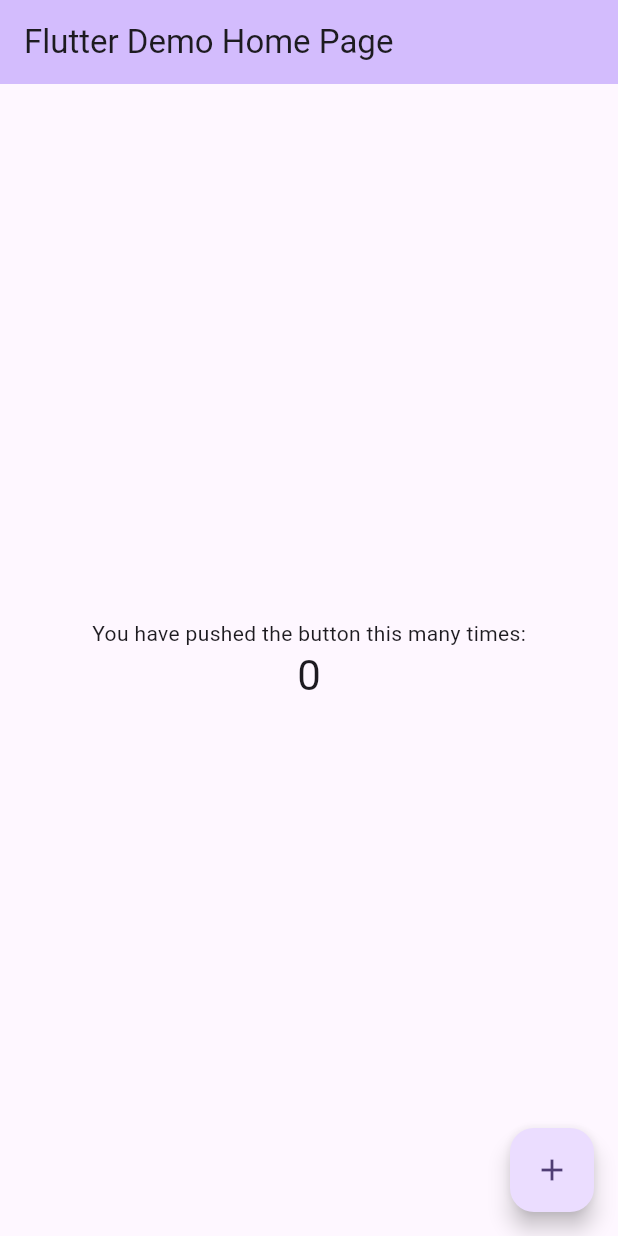
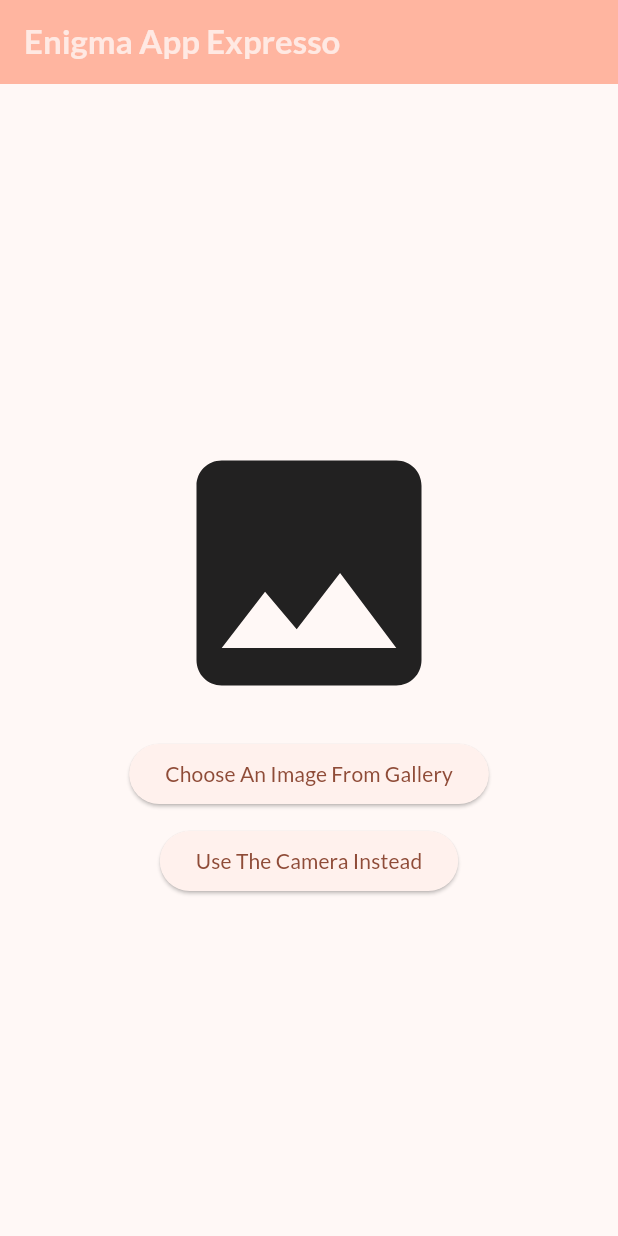
Before and after one commit to Chi-naza/crop_disease_checker, a Flutter app: the screen it shows after launch, on a phone screen of 412 x 824 dp. Run offline on Flutter 3.47's test engine with Material 3 defaults, Android fonts, the phone set to English and light mode, and no system bars; our stand-ins replace google_fonts, image_picker.

Commit message:
Added image picker and set up project

```diff
--- a/lib/main.dart
+++ b/lib/main.dart
@@ -1,4 +1,7 @@
+import 'dart:io';
 import 'package:flutter/material.dart';
+import 'package:google_fonts/google_fonts.dart';
+import 'package:image_picker/image_picker.dart';
 
 void main() {
   runApp(const MyApp());
@@ -11,115 +14,116 @@
   @override
   Widget build(BuildContext context) {
     return MaterialApp(
-      title: 'Flutter Demo',
+      title: 'Disease Detector',
       theme: ThemeData(
-        // This is the theme of your application.
-        //
-        // TRY THIS: Try running your application with "flutter run". You'll see
-        // the application has a purple toolbar. Then, without quitting the app,
-        // try changing the seedColor in the colorScheme below to Colors.green
-        // and then invoke "hot reload" (save your changes or press the "hot
-        // reload" button in a Flutter-supported IDE, or press "r" if you used
-        // the command line to start the app).
-        //
-        // Notice that the counter didn't reset back to zero; the application
-        // state is not lost during the reload. To reset the state, use hot
-        // restart instead.
-        //
-        // This works for code too, not just values: Most code changes can be
-        // tested with just a hot reload.
-        colorScheme: ColorScheme.fromSeed(seedColor: Colors.deepPurple),
+        colorScheme: ColorScheme.fromSeed(seedColor: Colors.deepOrange),
+        fontFamily: GoogleFonts.lato().fontFamily,
         useMaterial3: true,
       ),
-      home: const MyHomePage(title: 'Flutter Demo Home Page'),
+      home: const CaptureScreen(),
     );
   }
 }
 
-class MyHomePage extends StatefulWidget {
-  const MyHomePage({super.key, required this.title});
-
-  // This widget is the home page of your application. It is stateful, meaning
-  // that it has a State object (defined below) that contains fields that affect
-  // how it looks.
-
-  // This class is the configuration for the state. It holds the values (in this
-  // case the title) provided by the parent (in this case the App widget) and
-  // used by the build method of the State. Fields in a Widget subclass are
-  // always marked "final".
-
-  final String title;
+class CaptureScreen extends StatefulWidget {
+  const CaptureScreen({super.key});
 
   @override
-  State<MyHomePage> createState() => _MyHomePageState();
+  State<CaptureScreen> createState() => _CaptureScreenState();
 }
 
-class _MyHomePageState extends State<MyHomePage> {
-  int _counter = 0;
+class _CaptureScreenState extends State<CaptureScreen> {
+  File? _image;
+  late ImagePicker imagePicker;
 
-  void _incrementCounter() {
-    setState(() {
-      // This call to setState tells the Flutter framework that something has
-      // changed in this State, which causes it to rerun the build method below
-      // so that the display can reflect the updated values. If we changed
-      // _counter without calling setState(), then the build method would not be
-      // called again, and so nothing would appear to happen.
-      _counter++;
-    });
+  @override
+  void initState() {
+    imagePicker = ImagePicker();
+    super.initState();
   }
 
   @override
   Widget build(BuildContext context) {
-    // This method is rerun every time setState is called, for instance as done
-    // by the _incrementCounter method above.
-    //
-    // The Flutter framework has been optimized to make rerunning build methods
-    // fast, so that you can just rebuild anything that needs updating rather
-    // than having to individually change instances of widgets.
     return Scaffold(
       appBar: AppBar(
-        // TRY THIS: Try changing the color here to a specific color (to
-        // Colors.amber, perhaps?) and trigger a hot reload to see the AppBar
-        // change color while the other colors stay the same.
         backgroundColor: Theme.of(context).colorScheme.inversePrimary,
-        // Here we take the value from the MyHomePage object that was created by
-        // the App.build method, and use it to set our appbar title.
-        title: Text(widget.title),
+        title: Text(
+          "Enigma App Expresso",
+          style: TextStyle(
+            color: Colors.white.withOpacity(0.7),
+            fontWeight: FontWeight.bold,
+          ),
+        ),
       ),
       body: Center(
-        // Center is a layout widget. It takes a single child and positions it
-        // in the middle of the parent.
         child: Column(
-          // Column is also a layout widget. It takes a list of children and
-          // arranges them vertically. By default, it sizes itself to fit its
-          // children horizontally, and tries to be as tall as its parent.
-          //
-          // Column has various properties to control how it sizes itself and
-          // how it positions its children. Here we use mainAxisAlignment to
-          // center the children vertically; the main axis here is the vertical
-          // axis because Columns are vertical (the cross axis would be
-          // horizontal).
-          //
-          // TRY THIS: Invoke "debug painting" (choose the "Toggle Debug Paint"
-          // action in the IDE, or press "p" in the console), to see the
-          // wireframe for each widget.
           mainAxisAlignment: MainAxisAlignment.center,
           children: <Widget>[
-            const Text(
-              'You have pushed the button this many times:',
+            _image == null
+                ? const Icon(
+                    Icons.image,
+                    size: 200,
+                  )
+                : Card(
+                    margin: const EdgeInsets.symmetric(horizontal: 30),
+                    child: Column(
+                      children: [
+                        Container(
+                            decoration: BoxDecoration(
+                              borderRadius: BorderRadius.circular(20),
+                            ),
+                            child: Image.file(_image!)),
+                        const SizedBox(height: 13),
+                        const Text(
+                          'Image',
+                          style: TextStyle(
+                            fontSize: 15,
+                            fontWeight: FontWeight.w900,
+                          ),
+                        ),
+                        Text(
+                          _image!.path,
+                          textAlign: TextAlign.center,
+                          style: const TextStyle(
+                            fontSize: 11,
+                            color: Colors.green,
+                            fontWeight: FontWeight.bold,
+                          ),
+                        ),
+                        const SizedBox(height: 13),
+                      ],
+                    ),
+                  ),
+            const SizedBox(height: 10),
+            ElevatedButton(
+              onPressed: pickAnImage,
+              child: const Text('Choose An Image From Gallery'),
             ),
-            Text(
-              '$_counter',
-              style: Theme.of(context).textTheme.headlineMedium,
+            const SizedBox(height: 10),
+            ElevatedButton(
+              onPressed: () => pickAnImage(fromCamera: true),
+              child: const Text('Use The Camera Instead'),
             ),
           ],
         ),
       ),
-      floatingActionButton: FloatingActionButton(
-        onPressed: _incrementCounter,
-        tooltip: 'Increment',
-        child: const Icon(Icons.add),
-      ), // This trailing comma makes auto-formatting nicer for build methods.
     );
   }
+
+  // pick image func
+  Future<void> pickAnImage({bool fromCamera = false}) async {
+    XFile? image;
+
+    if (fromCamera) {
+      image = await imagePicker.pickImage(source: ImageSource.camera);
+    } else {
+      image = await imagePicker.pickImage(source: ImageSource.gallery);
+    }
+
+    if (image != null) {
+      setState(() {
+        _image = File(image!.path);
+      });
+    }
+  }
 }
```
Also changed, not shown: pubspec.yaml (+3 -9 lines), pubspec.lock, 15 other files.
